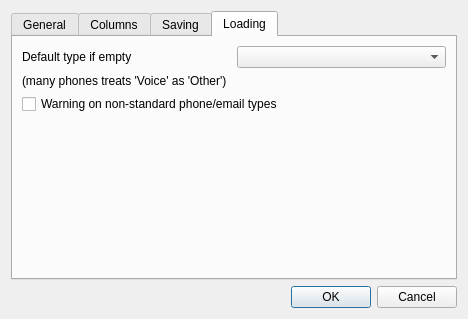
Before: the Qt Designer form app/settingsdialog.ui in DarkHobbit/doublecontact, drawn with Qt 5.
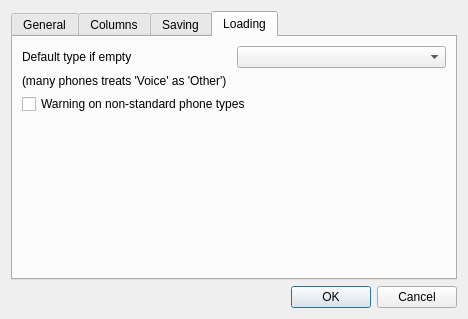
After: the same form once the commit is applied. The open tabs and pages were chosen to show the change.

Commit message: Warning on non-standard types now applicable only to phones, not to emails (Issue #13)

What changed in the file:
```diff
--- a/app/settingsdialog.ui
+++ b/app/settingsdialog.ui
@@ -286,7 +286,7 @@
        <item>
         <widget class="QCheckBox" name="cbWarnOnNonStandardTypes">
          <property name="text">
-          <string>Warning on non-standard phone/email types</string>
+          <string>Warning on non-standard phone types</string>
          </property>
         </widget>
        </item>
```
The commit also changes 4 other files.
